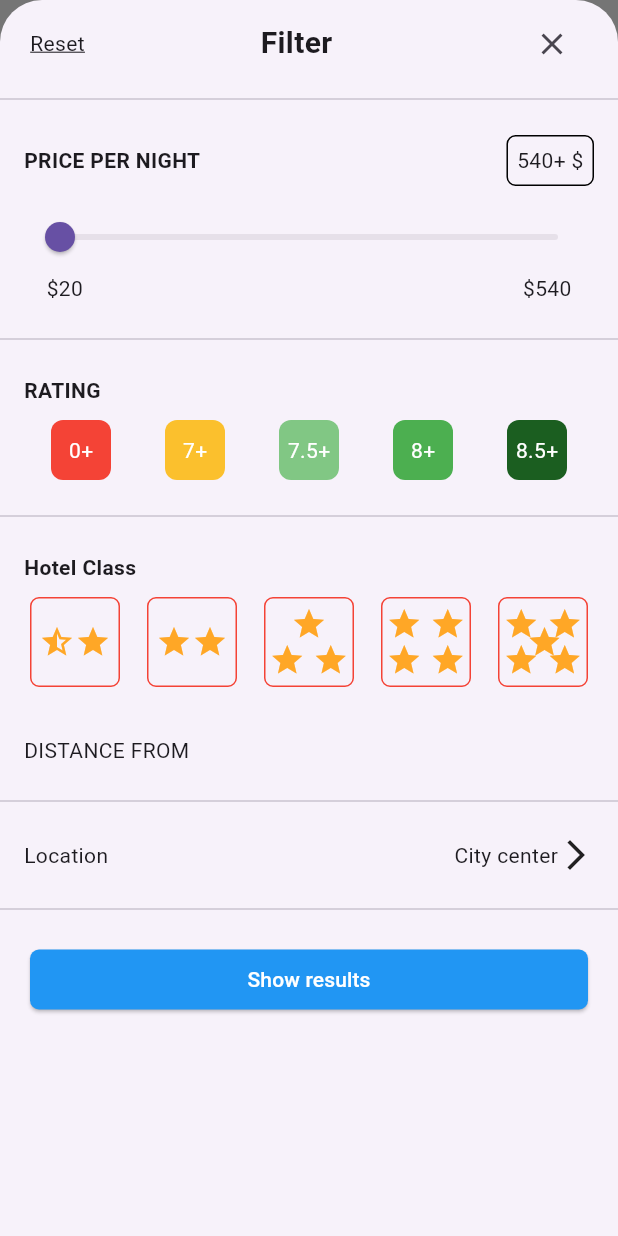
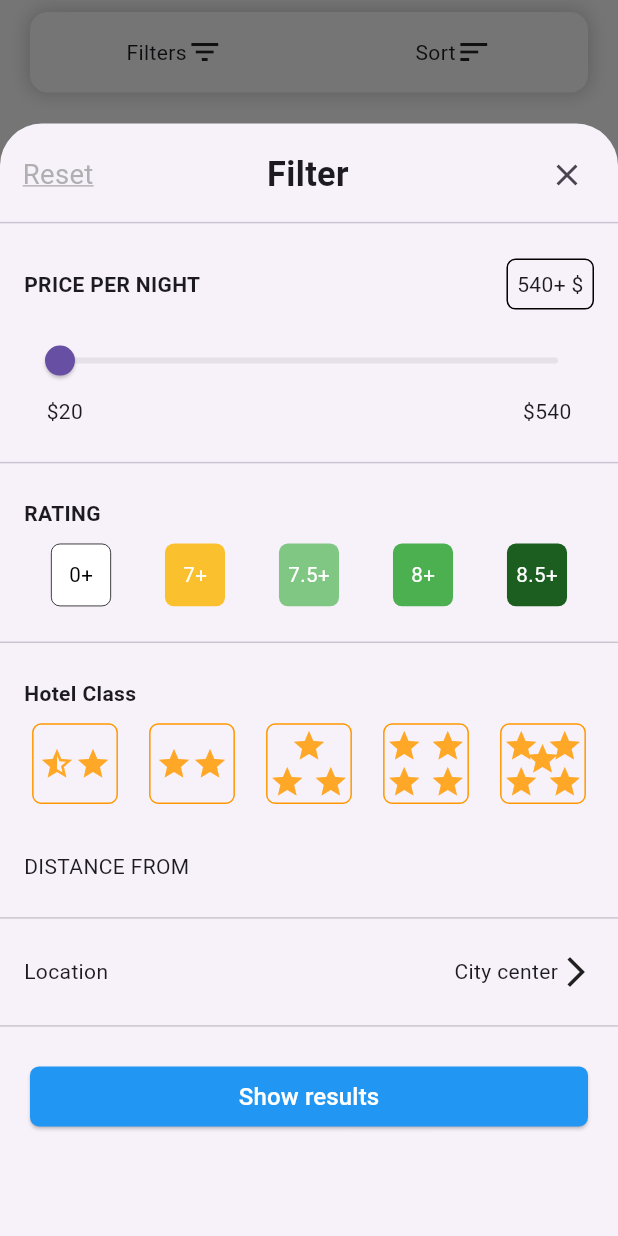
Before and after one commit to alimohamedgad/hotel_task, a Flutter app: the screen it shows after launch, after a tap on "Filters", on a phone screen of 412 x 824 dp. Run offline on Flutter 3.47's test engine with Material 3 defaults, Android fonts, the light colour scheme and no system bars; our stand-ins replace bloc, dio, flutter_bloc, flutter_screenutil, get_it, google_maps_flutter; network calls fail.

Commit message:
second commit

```diff
--- a/lib/core/styles/app_styles.dart
+++ b/lib/core/styles/app_styles.dart
@@ -1,19 +1,21 @@
 import 'package:flutter/material.dart';
+import 'package:flutter_screenutil/flutter_screenutil.dart';
 
 class Styles {
-  static TextStyle style12 = const TextStyle(
-    fontSize: 12,
+  static TextStyle style12 = TextStyle(
+    fontSize: 12.sp,
   );
-  static TextStyle style14 = const TextStyle(
-    fontSize: 14,
+  static TextStyle style14 = TextStyle(
+    fontSize: 14.sp,
   );
-  static TextStyle style16 = const TextStyle(
-    fontSize: 16,
+  static TextStyle style16 = TextStyle(
+    fontSize: 16.sp,
   );
-  static TextStyle style18 = const TextStyle(
-    fontSize: 18,
+  static TextStyle style18 = TextStyle(
+    fontSize: 18.sp,
   );
-  static TextStyle style20 = const TextStyle(
-    fontSize: 20,
+  static TextStyle style20 = TextStyle(
+    fontSize: 20.sp,
+    fontWeight: FontWeight.bold,
   );
 }
--- a/lib/features/presentation/hotel_cubit/hotel_cubit.dart
+++ b/lib/features/presentation/hotel_cubit/hotel_cubit.dart
@@ -39,7 +39,26 @@ class HotelCubit extends Cubit<HotelState> {
   double sliderValue = 20.0;
 
 
-  num numberOfRating = 1;
+  num numberOfRating = 0;
+
+
+  reset() {
+
+    numberOfRating = 0;
+
+
+    sliderValue = 20.0;
+
+
+    numberOfStar = 1;
+
+
+    currentIndex = 0;
+
+
+    emit(ResetAllValue());
+
+  }
 
 
   void updateSliderValue(double value) {
@@ -47,14 +66,14 @@ class HotelCubit extends Cubit<HotelState> {
     sliderValue = value;
 
 
-    emit(UpdateStartIndex());
+    emit(UpdateStartIndexState());
 
   }
 
 
   getHotel() async {
 
-    emit(GetHotelLoading());
+    emit(GetHotelLoadingState());
 
 
     hotelDataSource.getHotel().then((hotelList) {
@@ -62,11 +81,11 @@ class HotelCubit extends Cubit<HotelState> {
       hotels = hotelList;
 
 
-      emit(GetHotelSuccess());
+      emit(GetHotelSuccessState());
 
     }).catchError((e) {
 
-      emit(UpdateStartIndex());
+      emit(UpdateStartIndexState());
 
 
       log(e.toString());
@@ -76,7 +95,33 @@ class HotelCubit extends Cubit<HotelState> {
   }
 
 
-  int numberOfStar = 1;
+  int numberOfStar = 0;
+
+
+  int currentIndex = 0;
+
+
+  updateCurrentIndex(int index) {
+
+    currentIndex = index;
+
+
+    emit(UpdateCurrentIndexOfSortState());
+
+  }
+
+
+  bool ascendingHotels = true;
+
+
+  updateSort() {
+
+    ascendingHotels = !ascendingHotels;
+
+
+    emit(UpdateSortHotelState());
+
+  }
 
 
   updateNumberOfStar(int newIndex) {
@@ -84,7 +129,7 @@ class HotelCubit extends Cubit<HotelState> {
     numberOfStar = newIndex;
 
 
-    emit(UpdateStartIndex());
+    emit(UpdateStartIndexState());
 
   }
 
@@ -111,4 +156,14 @@ class HotelCubit extends Cubit<HotelState> {
 
   }
 
+
+  void sortHotelsByPrice(List<HotelModel> hotels) {
+
+    List<HotelModel> sortedHotels = List.from(hotels);
+
+
+    sortedHotels.sort((a, b) => a.price.compareTo(b.price));
+
+  }
+
 }
--- a/lib/features/presentation/hotel_cubit/hotel_state.dart
+++ b/lib/features/presentation/hotel_cubit/hotel_state.dart
@@ -9,16 +9,25 @@ sealed class HotelState {}
 final class HotelInitial extends HotelState {}
 
 
-final class GetHotelSuccess extends HotelState {}
+final class GetHotelSuccessState extends HotelState {}
 
 
-final class GetHotelLoading extends HotelState {}
+final class GetHotelLoadingState extends HotelState {}
 
 
-final class GetHotelError extends HotelState {}
+final class GetHotelErrorState extends HotelState {}
 
 
-final class UpdateSliderValue extends HotelState {}
+final class UpdateSliderValueState extends HotelState {}
 
 
-final class UpdateStartIndex extends HotelState {}
+final class UpdateStartIndexState extends HotelState {}
+
+
+final class UpdateCurrentIndexOfSortState extends HotelState {}
+
+
+final class UpdateSortHotelState extends HotelState {}
+
+
+final class ResetAllValue extends HotelState {}
--- a/lib/features/presentation/view/screens/filter_screen.dart
+++ b/lib/features/presentation/view/screens/filter_screen.dart
@@ -5,12 +5,18 @@ import 'package:flutter_bloc/flutter_bloc.dart';
 import 'package:hotel_task/core/styles/app_styles.dart';
 import 'package:hotel_task/features/presentation/hotel_cubit/hotel_cubit.dart';
 import '../widgets/fitler_widgets/filter_button_result.dart';
+import '../widgets/fitler_widgets/price_per_night.dart';
 import '../widgets/fitler_widgets/rating_list.dart';
 import '../widgets/fitler_widgets/start_hotel_class.dart';
 
-class FilterModalBottomSheet extends StatelessWidget {
+class FilterModalBottomSheet extends StatefulWidget {
   const FilterModalBottomSheet({super.key});
 
+  @override
+  State<FilterModalBottomSheet> createState() => _FilterModalBottomSheetState();
+}
+
+class _FilterModalBottomSheetState extends State<FilterModalBottomSheet> {
   @override
   Widget build(BuildContext context) {
     return BlocBuilder<HotelCubit, HotelState>(
@@ -19,23 +25,24 @@ class FilterModalBottomSheet extends StatelessWidget {
         return ListView(
           children: [
             Padding(
-              padding: const EdgeInsets.symmetric(horizontal: 20, vertical: 5),
+              padding: const EdgeInsets.only(left: 15, right: 10, top: 10),
               child: Row(
                 // crossAxisAlignment: CrossAxisAlignment.center,
                 mainAxisAlignment: MainAxisAlignment.spaceBetween,
                 children: [
-                  Text(
-                    'Reset',
-                    style: Styles.style14
-                        .copyWith(decoration: TextDecoration.underline),
-                  ),
-                  const Text(
-                    'Filter ',
-                    style: TextStyle(
-                      fontSize: 20,
-                      fontWeight: FontWeight.bold,
+                  InkWell(
+                    onTap: () {
+                      hotelCubit.reset();
+                    },
+                    child: Text(
+                      'Reset',
+                      style: Styles.style16.copyWith(
+                          decoration: TextDecoration.underline,
+                          decorationColor: Colors.grey.withOpacity(0.8),
+                          color: Colors.grey.withOpacity(0.8)),
                     ),
                   ),
+                  Text('Filter ', style: Styles.style20),
                   IconButton(
                       onPressed: () {
                         Navigator.pop(context);
@@ -50,25 +57,7 @@ class FilterModalBottomSheet extends StatelessWidget {
               child: Column(
                 crossAxisAlignment: CrossAxisAlignment.start,
                 children: [
-                  Row(
-                    children: [
-                      Text(
-                        'price per night'.toUpperCase(),
-                        style: const TextStyle(
-                          fontWeight: FontWeight.bold,
-                        ),
-                      ),
-                      const Spacer(),
-                      Container(
-                        padding: const EdgeInsets.all(6),
-                        decoration: BoxDecoration(
-                          borderRadius: BorderRadius.circular(6),
-                          border: Border.all(),
-                        ),
-                        child: const Text('540+ \$'),
-                      )
-                    ],
-                  ),
+                  const PricePerNight(),
                   const SizedBox(height: 10),
                   Slider(
                     value: hotelCubit.sliderValue,
@@ -109,19 +98,19 @@ class FilterModalBottomSheet extends StatelessWidget {
               ),
             ),
             const Divider(),
-            Padding(
-              padding: const EdgeInsets.all(16.0),
+            const Padding(
+              padding: EdgeInsets.all(16.0),
               child: Column(
                 crossAxisAlignment: CrossAxisAlignment.start,
                 children: [
-                  const Text(
+                  Text(
                     'Hotel Class',
                     style: TextStyle(
                       fontWeight: FontWeight.bold,
                     ),
                   ),
-                  const SizedBox(height: 10),
-                  StarRatingList(hotelCubit: hotelCubit)
+                  SizedBox(height: 10),
+                  StarRatingList()
                 ],
               ),
             ),
--- a/lib/features/presentation/view/screens/hotel_body.dart
+++ b/lib/features/presentation/view/screens/hotel_body.dart
@@ -4,42 +4,39 @@ import 'package:flutter_bloc/flutter_bloc.dart';
 
 import '../../../data/model/hotel_model.dart';
 import '../../hotel_cubit/hotel_cubit.dart';
-import '../widgets/filter_widget.dart';
+import '../widgets/custom_app_bar_filter.dart';
 import '../widgets/hotel_item.dart';
 
 class HotelBody extends StatelessWidget {
-  final List<HotelModel> filterList;
+  final List<HotelModel> filterHotelList;
 
   const HotelBody({
     super.key,
-    required this.filterList,
+    required this.filterHotelList,
   });
 
   @override
   Widget build(BuildContext context) {
+    return BlocBuilder<HotelCubit, HotelState>(
+      builder: (context, state) {
+        final hotelCubit = context.read<HotelCubit>();
+
         return Column(
           children: [
             const CustomAppBarFilter(),
-        BlocBuilder<HotelCubit, HotelState>(
-          builder: (context, state) {
-            final hotelCubit = context.read<HotelCubit>();
-
-            if (state is GetHotelLoading) {
-              return const Expanded(
-                child: Center(
+            Expanded(
+              child: state is GetHotelLoadingState
+                  ? const Center(
                       child: CircularProgressIndicator(),
-                ),
-              );
-            } else {
-              return Expanded(
-                child: ListView.builder(
-                  itemCount: filterList.isEmpty
+                    )
+                  : ListView.builder(
+                      itemCount: filterHotelList.isEmpty
                           ? hotelCubit.hotels.length
-                      : filterList.length,
+                          : filterHotelList.length,
                       itemBuilder: (context, index) {
-                    final hotelModel = filterList.isEmpty
+                        final hotelModel = filterHotelList.isEmpty
                             ? hotelCubit.hotels[index]
-                        : filterList[index];
+                            : filterHotelList[index];
                         return Stack(
                           children: [
                             Column(
@@ -50,6 +47,8 @@ class HotelBody extends StatelessWidget {
                             Positioned(
                               right: 40,
                               top: 40,
+                              child: GestureDetector(
+                                onTap: () {},
                                 child: Container(
                                   decoration: BoxDecoration(
                                     shape: BoxShape.circle,
@@ -67,15 +66,15 @@ class HotelBody extends StatelessWidget {
                                   ),
                                 ),
                               ),
+                            ),
                           ],
                         );
                       },
                     ),
-              );
-            }
-          },
             ),
           ],
         );
+      },
+    );
   }
 }
--- a/lib/features/presentation/view/screens/hotel_view.dart
+++ b/lib/features/presentation/view/screens/hotel_view.dart
@@ -19,7 +19,7 @@ class HotelView extends StatelessWidget {
         extendBody: true,
         backgroundColor: Colors.white,
         bottomNavigationBar: const BottomNavGoogleMap(),
-        body: HotelBody(filterList: filterList ?? []),
+        body: HotelBody(filterHotelList: filterList ?? []),
       ),
     );
   }
--- a/lib/features/presentation/view/widgets/bottom_nav_google_map.dart
+++ b/lib/features/presentation/view/widgets/bottom_nav_google_map.dart
@@ -1,8 +1,8 @@
 import 'package:flutter/material.dart';
 import 'package:google_maps_flutter/google_maps_flutter.dart';
-import 'package:hotel_task/features/presentation/view/screens/google_map_Screen.dart';
 
 import '../../../../core/app_image/app_image.dart';
+import 'google_map_screen.dart';
 
 class BottomNavGoogleMap extends StatefulWidget {
   const BottomNavGoogleMap({
--- /dev/null
+++ b/lib/features/presentation/view/widgets/fitler_widgets/price_per_night.dart
@@ -0,0 +1,30 @@
+import 'package:flutter/material.dart';
+
+class PricePerNight extends StatelessWidget {
+  const PricePerNight({
+    super.key,
+  });
+
+  @override
+  Widget build(BuildContext context) {
+    return Row(
+      children: [
+        Text(
+          'price per night'.toUpperCase(),
+          style: const TextStyle(
+            fontWeight: FontWeight.bold,
+          ),
+        ),
+        const Spacer(),
+        Container(
+          padding: const EdgeInsets.all(6),
+          decoration: BoxDecoration(
+            borderRadius: BorderRadius.circular(6),
+            border: Border.all(),
+          ),
+          child: const Text('540+ \$'),
+        )
+      ],
+    );
+  }
+}
--- a/lib/features/presentation/view/widgets/fitler_widgets/rating_list.dart
+++ b/lib/features/presentation/view/widgets/fitler_widgets/rating_list.dart
@@ -1,8 +1,8 @@
 // ignore_for_file: public_member_api_docs, sort_constructors_first
-import 'dart:developer';
 
 import 'package:flutter/material.dart';
 import 'package:flutter_bloc/flutter_bloc.dart';
+import 'package:flutter_screenutil/flutter_screenutil.dart';
 import 'package:hotel_task/features/presentation/hotel_cubit/hotel_cubit.dart';
 
 import '../../../../../core/dumy_data.dart';
@@ -20,32 +20,46 @@ class RatingContainer extends StatelessWidget {
       children: [
         ...List.generate(
           ratingList.length,
-          (index) => InkWell(
+          (index) => BlocBuilder<HotelCubit, HotelState>(
+            builder: (context, state) {
+              final hotelCubit = context.read<HotelCubit>();
+
+              return InkWell(
                 onTap: () {
-              context.read<HotelCubit>().numberOfRating = ratingList[index];
-              log(context.read<HotelCubit>().numberOfRating.toString());
+                  hotelCubit.updateCurrentIndex(index);
+
+                  hotelCubit.numberOfRating = ratingList[index];
                 },
-            child: Container(
-              width: 40,
-              height: 40,
+                child: AnimatedContainer(
+                  duration: const Duration(milliseconds: 400),
+                  width: 35.w,
+                  height: 35.h,
                   decoration: BoxDecoration(
-                borderRadius: BorderRadius.circular(8),
-                color: colors[index],
+                    border: Border.all(
+                        width: 0.5,
+                        color: hotelCubit.currentIndex == index
+                            ? Colors.black
+                            : Colors.transparent),
+                    borderRadius: BorderRadius.circular(6),
+                    color: hotelCubit.currentIndex == index
+                        ? Colors.white
+                        : colors[index],
                   ),
                   child: Center(
                     child: Text(
                       '${ratingList[index]}+',
-                  style: Styles.style14.copyWith(color: Colors.white),
+                      style: Styles.style12.copyWith(
+                        color: hotelCubit.currentIndex == index
+                            ? Colors.black
+                            : Colors.white,
                       ),
                     ),
                   ),
                 ),
+              );
+            },
           ),
-        // Icon(Icons.star, color: Colors.yellow),
-        // Icon(Icons.star, color: Colors.yellow),
-        // Icon(Icons.star, color: Colors.yellow),
-        // Icon(Icons.star, color: Colors.grey),
-        // Icon(Icons.star, color: Colors.grey),
+        ),
       ],
     );
   }
--- a/lib/features/presentation/view/widgets/fitler_widgets/start_hotel_class.dart
+++ b/lib/features/presentation/view/widgets/fitler_widgets/start_hotel_class.dart
@@ -1,24 +1,29 @@
 // ignore_for_file: public_member_api_docs, sort_constructors_first
 import 'package:flutter/material.dart';
 import 'package:flutter_bloc/flutter_bloc.dart';
+import 'package:flutter_screenutil/flutter_screenutil.dart';
 
 import 'package:hotel_task/features/presentation/hotel_cubit/hotel_cubit.dart';
 
 class StarRatingList extends StatelessWidget {
-  final HotelCubit hotelCubit;
+  // final HotelCubit hotelCubit;
   const StarRatingList({
     super.key,
-    required this.hotelCubit,
+    // required this.hotelCubit,
   });
 
   @override
   Widget build(BuildContext context) {
+    return BlocBuilder<HotelCubit, HotelState>(
+      builder: (context, state) {
+        final hotelCubit = context.read<HotelCubit>();
         return Row(
           mainAxisAlignment: MainAxisAlignment.spaceEvenly,
           children: [
             StarsChild(
+              hotelCubit: hotelCubit,
               onTap: () {
-            hotelCubit.updateNumberOfStar(1);
+                hotelCubit.updateNumberOfStar(0);
               },
               child: Row(
                 mainAxisAlignment: MainAxisAlignment.center,
@@ -36,10 +41,9 @@ class StarRatingList extends StatelessWidget {
             ),
             const SizedBox(width: 10),
             StarsChild(
+              hotelCubit: hotelCubit,
               onTap: () {
-            hotelCubit.updateNumberOfStar(2);
-
-            print(hotelCubit.numberOfStar);
+                hotelCubit.updateNumberOfStar(1);
               },
               child: Row(
                 mainAxisAlignment: MainAxisAlignment.center,
@@ -57,8 +61,9 @@ class StarRatingList extends StatelessWidget {
             ),
             const SizedBox(width: 10),
             StarsChild(
+              hotelCubit: hotelCubit,
               onTap: () {
-            hotelCubit.updateNumberOfStar(3);
+                hotelCubit.updateNumberOfStar(2);
               },
               child: Column(
                 mainAxisAlignment: MainAxisAlignment.center,
@@ -86,9 +91,9 @@ class StarRatingList extends StatelessWidget {
             ),
             const SizedBox(width: 10),
             StarsChild(
+              hotelCubit: hotelCubit,
               onTap: () {
-            hotelCubit.updateNumberOfStar(4);
-            print(hotelCubit.numberOfStar);
+                hotelCubit.updateNumberOfStar(3);
               },
               child: Column(
                 mainAxisAlignment: MainAxisAlignment.center,
@@ -126,9 +131,9 @@ class StarRatingList extends StatelessWidget {
             ),
             const SizedBox(width: 10),
             StarsChild(
+              hotelCubit: hotelCubit,
               onTap: () {
-            hotelCubit.updateNumberOfStar(5);
-            // print(widget.hotelCubit.numberOfStar);
+                hotelCubit.updateNumberOfStar(4);
               },
               child: Stack(
                 children: [
@@ -178,33 +183,35 @@ class StarRatingList extends StatelessWidget {
             ),
           ],
         );
+      },
+    );
   }
 }
 
 class StarsChild extends StatelessWidget {
+  final HotelCubit hotelCubit;
+
   final Widget child;
   final Function()? onTap;
   const StarsChild({
-    super.key,
+    Key? key,
+    required this.hotelCubit,
     required this.child,
     this.onTap,
-  });
+  }) : super(key: key);
 
   @override
   Widget build(BuildContext context) {
     return GestureDetector(
       onTap: onTap,
       child: Container(
-        width: 60,
-        height: 60,
+        width: 50.w,
+        height: 45.h,
         decoration: BoxDecoration(
           borderRadius: BorderRadius.circular(6),
           border: Border.all(
-            color: context.read<HotelCubit>().updateNumberOfStar(
-                        context.read<HotelCubit>().numberOfStar) ==
-                    context.read<HotelCubit>().numberOfStar
-                ? Colors.orange
-                : Colors.red,
+            color: hotelCubit.numberOfStar == 1 ? Colors.black : Colors.orange,
+            // color: Colors.orange,
           ),
         ),
         child: child,
--- a/lib/features/presentation/view/widgets/hotel_item.dart
+++ b/lib/features/presentation/view/widgets/hotel_item.dart
@@ -1,4 +1,5 @@
 import 'package:flutter/material.dart';
+import 'package:flutter_screenutil/flutter_screenutil.dart';
 
 import '../../../../core/styles/app_styles.dart';
 import '../../../data/model/hotel_model.dart';
@@ -16,7 +17,7 @@ class HotelItem extends StatelessWidget {
   @override
   Widget build(BuildContext context) {
     return Container(
-      height: 450,
+      height: 365.h,
       margin: const EdgeInsets.symmetric(horizontal: 15, vertical: 20),
       decoration: BoxDecoration(
         boxShadow: [
@@ -42,7 +43,7 @@ class HotelItem extends StatelessWidget {
             child: Image.network(
               hotelModel.image,
               fit: BoxFit.cover,
-              height: 200,
+              height: 150.h,
               width: double.infinity,
 
               // width: double.infinity,
--- a/lib/main.dart
+++ b/lib/main.dart
@@ -1,5 +1,6 @@
 import 'package:flutter/material.dart';
 import 'package:flutter_bloc/flutter_bloc.dart';
+import 'package:flutter_screenutil/flutter_screenutil.dart';
 import 'package:hotel_task/core/service_locator/service_locator.dart';
 import 'package:hotel_task/features/presentation/view/screens/hotel_view.dart';
 import 'features/presentation/hotel_cubit/hotel_cubit.dart';
@@ -14,6 +15,11 @@ class MyApp extends StatelessWidget {
 
   @override
   Widget build(BuildContext context) {
+    return ScreenUtilInit(
+      designSize: const Size(360, 690),
+      minTextAdapt: true,
+      splitScreenMode: true,
+      builder: (_, child) {
         return BlocProvider(
           create: (context) => locator<HotelCubit>()..getHotel(),
           child: const MaterialApp(
@@ -21,5 +27,7 @@ class MyApp extends StatelessWidget {
             home: HotelView(),
           ),
         );
+      },
+    );
   }
 }
--- a/pubspec.yaml
+++ b/pubspec.yaml
@@ -28,14 +28,16 @@ environment:
 # the latest version available on pub.dev. To see which dependencies have newer
 # versions available, run `flutter pub outdated`.
 dependencies:
+  bloc: ^8.1.2
   cupertino_icons: ^1.0.2
   dio: ^5.3.3
   flutter:
     sdk: flutter
   flutter_bloc: ^8.1.3
+  flutter_screenutil: ^5.9.0
   geolocator: ^10.1.0
+  get_it: null
   google_maps_flutter: any
-  get_it:
 
 dev_dependencies:
   flutter_lints: ^3.0.0
```
Also changed, not shown: lib/core/dumy_data.dart (+9 -0 lines), lib/features/presentation/view/screens/sort_by_screen.dart (added, +97 -0 lines), lib/features/presentation/view/widgets/custom_app_bar_filter.dart (renamed from lib/features/presentation/view/widgets/filter_widget.dart, +10 -63 lines), lib/features/presentation/view/widgets/fitler_widgets/filter_button_result.dart (+5 -8 lines), lib/features/presentation/view/widgets/hotel_list_view.dart (deleted, +0 -63 lines), lib/features/presentation/view/widgets/sort_widget/sort_by_text_app_bar.dart (added, +48 -0 lines), lib/features/presentation/view/widgets/google_map_screen.dart (renamed from lib/features/presentation/view/screens/google_map_screen.dart), pubspec.lock. Lines whose indentation alone changed are shown as unchanged.
